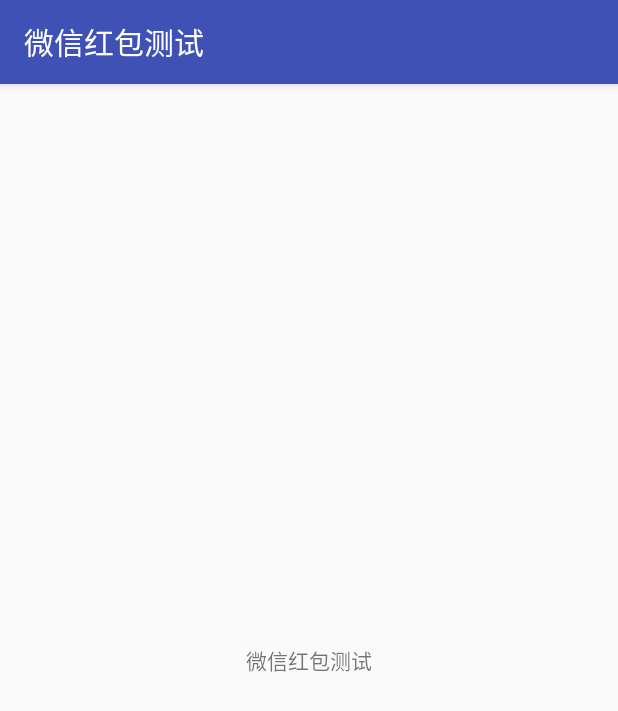
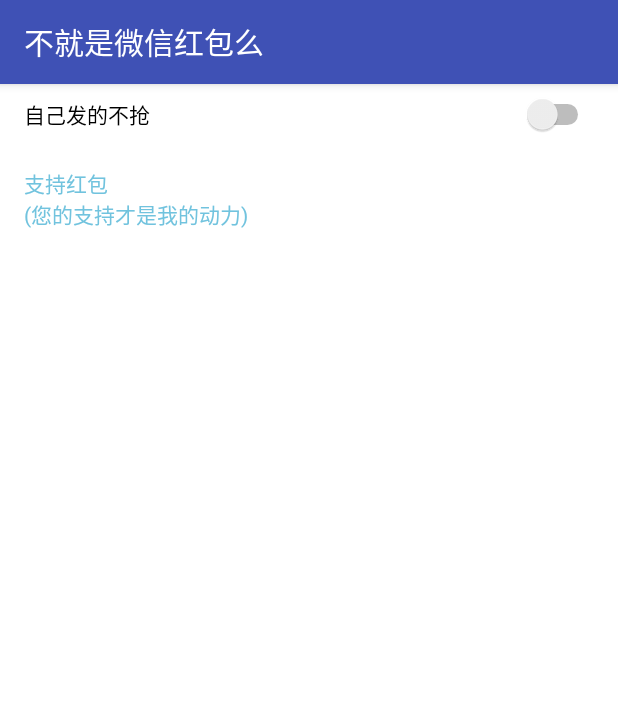
Before and after one commit to dzghxs/XposedRedDevil, an Android app: the screen it shows after launch (MainActivity), on a phone screen of 412 x 824 dp. Shown: the top 711 px of the screen. Run offline under Robolectric (Android 15) with nearby library versions, the phone set to English and light mode, and no system bars; our stand-ins replace ButterKnife; libraries missing offline, so code that uses them is left out: android.didikee.donate, com.hjq.permissions, com.tencent.bugly; pictures from the network do not load; 2 statements that could not run were skipped.

Commit message:
加入【自己发的不抢】和【捐赠】功能

```diff
--- a/app/src/main/java/com/hxs/xposedreddevil/MainActivity.java
+++ /dev/null
@@ -1,37 +0,0 @@
-package com.hxs.xposedreddevil;
-
-import android.content.pm.PackageManager;
-import android.support.v7.app.AppCompatActivity;
-import android.os.Bundle;
-
-import com.google.gson.Gson;
-import com.hxs.xposedreddevil.model.MsgsBean;
-
-import org.json.JSONException;
-import org.json.JSONObject;
-
-import java.io.File;
-
-import de.robv.android.xposed.callbacks.XC_LoadPackage;
-import de.robv.android.xposed.callbacks.XC_LoadPackage.LoadPackageParam;
-import fr.arnaudguyon.xmltojsonlib.XmlToJson;
-
-public class MainActivity extends AppCompatActivity {
-
-    Gson gson = new Gson();
-    MsgsBean bean = new MsgsBean();
-
-    public static MainActivity mainActivity;
-
-    @Override
-    protected void onCreate(Bundle savedInstanceState) {
-        super.onCreate(savedInstanceState);
-        setContentView(R.layout.activity_main);
-        mainActivity = this;
-    }
-
-    @Override
-    protected void onRestart() {
-        super.onRestart();
-    }
-}
--- /dev/null
+++ b/app/src/main/java/com/hxs/xposedreddevil/base/BaseApplication.java
@@ -0,0 +1,17 @@
+package com.hxs.xposedreddevil.base;
+
+import android.app.Application;
+import android.os.Environment;
+
+import com.tencent.bugly.Bugly;
+
+import java.io.File;
+
+public class BaseApplication extends Application {
+
+    @Override
+    public void onCreate() {
+        super.onCreate();
+        Bugly.init(getApplicationContext(), "c296cae0b8", false);
+    }
+}
--- /dev/null
+++ b/app/src/main/java/com/hxs/xposedreddevil/contentprovider/PropertiesUtils.java
@@ -0,0 +1,54 @@
+package com.hxs.xposedreddevil.contentprovider;
+
+import java.io.File;
+import java.io.FileInputStream;
+import java.io.FileOutputStream;
+import java.io.IOException;
+import java.io.InputStream;
+import java.io.OutputStream;
+import java.util.Properties;
+
+public class PropertiesUtils {
+
+    public PropertiesUtils() {
+    }
+
+    public static String getValue(String fileName, String key, String defaultValue) {
+        return getProperties(fileName).getProperty(key, defaultValue);
+    }
+
+    public static void putValue(String fileName, String key, String value) {
+        try {
+            Properties properties = getProperties(fileName);
+            OutputStream fos = new FileOutputStream(fileName);
+            properties.setProperty(key, value);
+            properties.store(fos, "Update value");
+        } catch (IOException var5) {
+            var5.printStackTrace();
+        }
+
+    }
+
+    private static Properties getProperties(String fileName) {
+        Properties properties = new Properties();
+
+        try {
+            File file = new File(fileName);
+            if (!file.exists()) {
+                File path = new File(file.getParent());
+                if (!path.exists()) {
+                    path.mkdirs();
+                }
+
+                file.createNewFile();
+            }
+
+            InputStream inputStream = new FileInputStream(file);
+            properties.load(inputStream);
+        } catch (IOException var4) {
+            var4.printStackTrace();
+        }
+
+        return properties;
+    }
+}
--- /dev/null
+++ b/app/src/main/java/com/hxs/xposedreddevil/ui/MainActivity.java
@@ -0,0 +1,145 @@
+package com.hxs.xposedreddevil.ui;
+
+import android.content.DialogInterface;
+import android.didikee.donate.AlipayDonate;
+import android.didikee.donate.WeiXinDonate;
+import android.graphics.BitmapFactory;
+import android.os.Bundle;
+import android.os.Environment;
+import android.support.v7.app.AlertDialog;
+import android.support.v7.app.AppCompatActivity;
+import android.widget.CompoundButton;
+import android.widget.Switch;
+import android.widget.TextView;
+import android.widget.Toast;
+
+import com.hjq.permissions.OnPermission;
+import com.hjq.permissions.XXPermissions;
+import com.hxs.xposedreddevil.R;
+import com.hxs.xposedreddevil.base.BaseApplication;
+import com.hxs.xposedreddevil.contentprovider.PropertiesUtils;
+
+import java.io.File;
+import java.io.InputStream;
+import java.util.List;
+import java.util.prefs.BackingStoreException;
+
+import butterknife.BindView;
+import butterknife.ButterKnife;
+import butterknife.OnClick;
+
+public class MainActivity extends AppCompatActivity {
+
+    public static final String RED_FILE = "/storage/emulated/0/xposedreddevil/" + "reddevil_config.pro";
+
+    @BindView(R.id.sw_own)
+    Switch swOwn;
+    @BindView(R.id.tv_pay)
+    TextView tvPay;
+
+    private final String payCode = "FKX03573LOMYIBUT6ERCF1";
+
+    @Override
+    protected void onCreate(Bundle savedInstanceState) {
+        super.onCreate(savedInstanceState);
+        setContentView(R.layout.activity_main);
+        ButterKnife.bind(this);
+        CheckPermissionInit();
+        try {
+            if(PropertiesUtils.getValue(RED_FILE,"red","2").equals("1")){
+                swOwn.setChecked(true);
+            }else{
+                swOwn.setChecked(false);
+            }
+        } catch (Exception e) {
+            e.printStackTrace();
+        }
+        swOwn.setOnCheckedChangeListener(new CompoundButton.OnCheckedChangeListener() {
+            @Override
+            public void onCheckedChanged(CompoundButton compoundButton, boolean b) {
+                if(b){
+                    PropertiesUtils.putValue(RED_FILE,"red","1");
+                }else{
+                    PropertiesUtils.putValue(RED_FILE,"red","2");
+                }
+            }
+        });
+    }
+
+    @Override
+    protected void onRestart() {
+        super.onRestart();
+    }
+
+    /**
+     * 需要提前准备好 微信收款码 照片，可通过微信客户端生成
+     * wxp://f2f0j1REHFC8YJor7UUsS6N-1PZiFE2mhOht
+     */
+    private void donateWeixin() {
+        InputStream weixinQrIs = getResources().openRawResource(R.raw.mm_facetoface_collect_qrcode_1536027137680);
+        String qrPath = Environment.getExternalStorageDirectory().getAbsolutePath() + File.separator + "AndroidDonateSample" + File.separator +
+                "weixin.png";
+        WeiXinDonate.saveDonateQrImage2SDCard(qrPath, BitmapFactory.decodeStream(weixinQrIs));
+        WeiXinDonate.donateViaWeiXin(this, qrPath);
+    }
+
+    /**
+     * 支付宝支付
+     *
+     * @param payCode 收款码后面的字符串；例如：收款二维码里面的字符串为 HTTPS://QR.ALIPAY.COM/FKX03133TLJFCY8UNXHC56 ，则
+     *                payCode = FKX03133TLJFCY8UNXHC56
+     *                注：不区分大小写
+     */
+    private void donateAlipay(String payCode) {
+        boolean hasInstalledAlipayClient = AlipayDonate.hasInstalledAlipayClient(this);
+        if (hasInstalledAlipayClient) {
+            AlipayDonate.startAlipayClient(this, payCode);
+        }
+    }
+
+    @OnClick(R.id.tv_pay)
+    public void onViewClicked() {
+        new AlertDialog.Builder(this)
+                .setTitle("去捐赠")
+                .setNegativeButton("微信", new DialogInterface.OnClickListener() {
+                    @Override
+                    public void onClick(DialogInterface dialog, int which) {
+                        donateWeixin();
+                        dialog.dismiss();
+                    }
+                })
+                .setPositiveButton("支付宝", new DialogInterface.OnClickListener() {
+                    @Override
+                    public void onClick(DialogInterface dialog, int which) {
+                        donateAlipay(payCode);
+                        dialog.dismiss();
+                    }
+                })
+                .create().show();
+    }
+
+    /**
+     * 验证权限
+     */
+    public void CheckPermissionInit() {
+        XXPermissions.with(this)
+                .constantRequest() //可设置被拒绝后继续申请，直到用户授权或者永久拒绝
+                .request(new OnPermission() {
+
+                    @Override
+                    public void hasPermission(List<String> granted, boolean isAll) {
+                    }
+
+                    @Override
+                    public void noPermission(List<String> denied, boolean quick) {
+                        Toast.makeText(MainActivity.this, "必要权限未提供，app即将关闭", Toast.LENGTH_SHORT).show();
+                        try {
+                            Thread.sleep(2000);
+                        } catch (InterruptedException e) {
+                            e.printStackTrace();
+                        }
+                        finish();
+                    }
+                });
+    }
+}
--- a/app/src/main/res/layout/activity_main.xml
+++ b/app/src/main/res/layout/activity_main.xml
@@ -1,18 +1,42 @@
 <?xml version="1.0" encoding="utf-8"?>
-<android.support.constraint.ConstraintLayout xmlns:android="http://schemas.android.com/apk/res/android"
-    xmlns:app="http://schemas.android.com/apk/res-auto"
+<LinearLayout xmlns:android="http://schemas.android.com/apk/res/android"
     xmlns:tools="http://schemas.android.com/tools"
     android:layout_width="match_parent"
     android:layout_height="match_parent"
-    tools:context=".MainActivity">
+    android:orientation="vertical"
+    android:background="#fff"
+    tools:context=".ui.MainActivity">
+
+    <LinearLayout
+        android:layout_width="match_parent"
+        android:layout_height="40dp"
+        android:paddingLeft="16dp"
+        android:paddingRight="16dp"
+        android:orientation="horizontal">
+
+        <TextView
+            android:layout_width="match_parent"
+            android:layout_height="match_parent"
+            android:layout_weight="1"
+            android:text="自己发的不抢"
+            android:textColor="#000"
+            android:gravity="center_vertical"/>
+
+        <Switch
+            android:id="@+id/sw_own"
+            android:layout_width="wrap_content"
+            android:layout_height="wrap_content"
+            android:checked="false"/>
+
+    </LinearLayout>
 
     <TextView
-        android:layout_width="wrap_content"
-        android:layout_height="wrap_content"
-        android:text="微信红包测试"
-        app:layout_constraintBottom_toBottomOf="parent"
-        app:layout_constraintLeft_toLeftOf="parent"
-        app:layout_constraintRight_toRightOf="parent"
-        app:layout_constraintTop_toTopOf="parent" />
+        android:id="@+id/tv_pay"
+        android:layout_width="match_parent"
+        android:layout_height="40dp"
+        android:layout_margin="16dp"
+        android:textColor="#71c3de"
+        android:gravity="center_vertical"
+        android:text="支持红包\n(您的支持才是我的动力)"/>
 
-</android.support.constraint.ConstraintLayout>
+</LinearLayout>
--- a/app/src/main/res/values/strings.xml
+++ b/app/src/main/res/values/strings.xml
@@ -1,3 +1,3 @@
 <resources>
-    <string name="app_name">微信红包测试</string>
+    <string name="app_name">不就是微信红包么</string>
 </resources>
```
Also changed, not shown: app/build.gradle (+13 -2 lines), app/src/main/AndroidManifest.xml (+25 -3 lines), app/src/main/java/com/hxs/xposedreddevil/RedDevil.java (+19 -42 lines), app/src/main/res/xml/provider_paths.xml (added, +7 -0 lines), app/src/main/res/raw/mm_facetoface_collect_qrcode_1536027137680.png (added), 1 other file.
